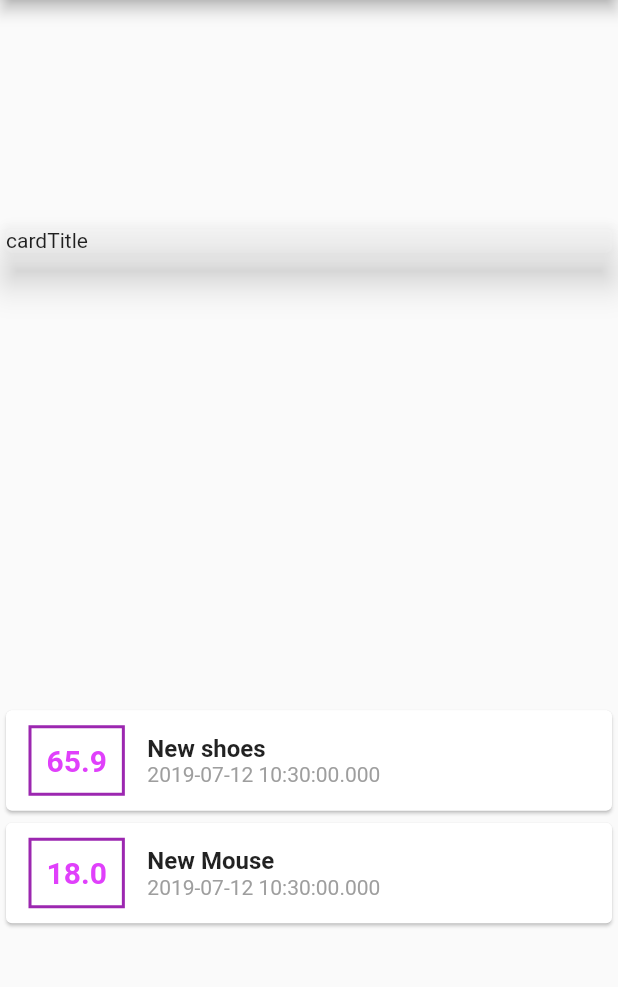
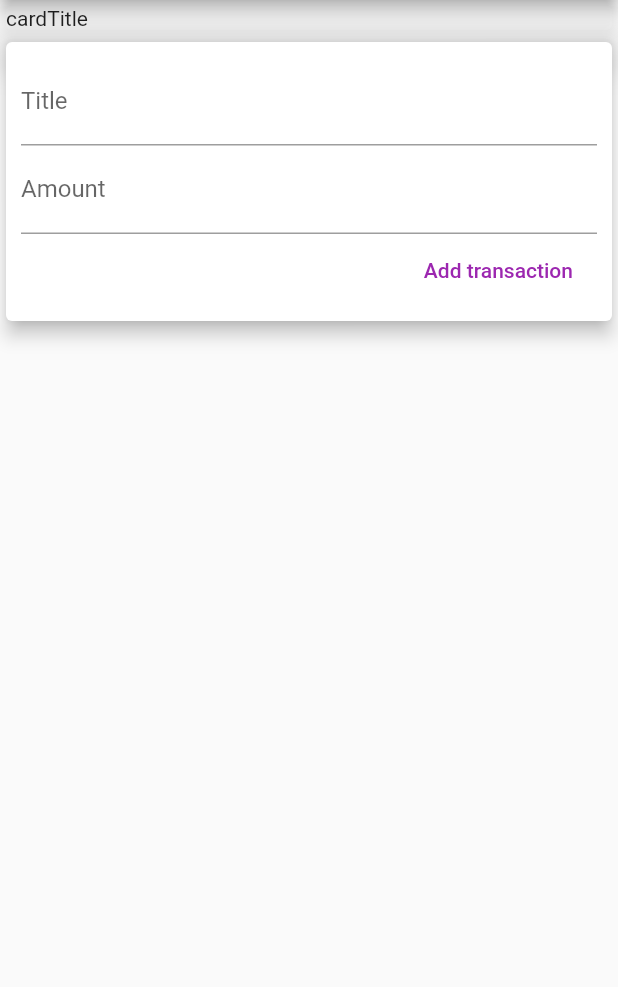
Before and after one commit to supertrens/Flutter_Exploring, a Flutter app: the screen it shows after launch, on a phone screen of 412 x 824 dp, the part 84-1071 px from its top. Run offline on Flutter 3.47's test engine with Material 2 defaults, Android fonts, the phone set to English and light mode, and no system bars.

Commit message:
styling the transaction card

```diff
--- a/personal_expenses_app/lib/card.dart
+++ /dev/null
@@ -1,21 +0,0 @@
-import 'package:flutter/material.dart';
-
-class MyCard extends StatelessWidget {
-  final String cardTitle;
-
-  MyCard(this.cardTitle);
-
-  @override
-  Widget build(BuildContext context) {
-    return Container(
-      width: double.infinity,
-      child: Card(
-        color: Colors.white12,
-        child: Container(
-          child: Text(cardTitle),
-        ),
-        elevation: 10,
-      ),
-    );
-  }
-}
--- a/personal_expenses_app/lib/main.dart
+++ b/personal_expenses_app/lib/main.dart
@@ -1,7 +1,6 @@
 import 'package:flutter/material.dart';
 
-import './card.dart';
-import './transaction.dart';
+import './widgets/user_transaction.dart';
 
 void main() => runApp(MyApp());
 
@@ -16,23 +15,16 @@ class MyApp extends StatelessWidget {
 }
 
 class MyHomePage extends StatelessWidget {
-  static Transaction trx1 = Transaction(
-      id: "t1", title: "New shoes", amount: 65.9, date: DateTime.now());
-
-  static Transaction trx2 = Transaction(
-      id: "t2", title: "New Mouse", amount: 18, date: DateTime.now());
-
-  final List<Transaction> transactions = [trx1, trx2];
-
   @override
   Widget build(BuildContext context) {
     return Scaffold(
       appBar: AppBar(
         title: Text('Expense App'),
       ),
-      body: Column(
-        mainAxisAlignment: MainAxisAlignment.spaceAround,
-        crossAxisAlignment: CrossAxisAlignment.center,
+      body: SafeArea(
+        child: SingleChildScrollView(
+          child: Column(
+            crossAxisAlignment: CrossAxisAlignment.stretch,
             children: <Widget>[
               Container(
                 width: double.infinity,
@@ -44,52 +36,10 @@ class MyHomePage extends StatelessWidget {
                   elevation: 10,
                 ),
               ),
-          Column(
-            children: transactions.map((tx) {
-              return Card(
-                  child: Row(
-                children: <Widget>[
-                  Container(
-                    padding: EdgeInsets.all(10),
-                    margin: EdgeInsets.symmetric(vertical: 10, horizontal: 15),
-                    decoration: BoxDecoration(
-                      border: Border.all(
-                        color: Colors.purple,
-                        width: 2,
+              UserTransactions(),
+            ],
           ),
         ),
-                    child: Text(
-                      tx.amount.toString(),
-                      style: TextStyle(
-                        fontWeight: FontWeight.bold,
-                        fontSize: 20,
-                        color: Colors.purpleAccent,
-                      ),
-                    ),
-                  ),
-                  Column(
-                    crossAxisAlignment: CrossAxisAlignment.start,
-                    children: <Widget>[
-                      Text(
-                        tx.title ,
-                        style: TextStyle(
-                          fontSize: 16,
-                          fontWeight: FontWeight.bold,
-                         ),
-                        ),
-                      Text(
-                        tx.date.toString(),
-                        style: TextStyle(
-                          color: Colors.grey
-                        ),
-                      ),
-                    ],
-                  )
-                ],
-              ));
-            }).toList(),
-          )
-        ],
       ),
     );
   }
--- /dev/null
+++ b/personal_expenses_app/lib/widgets/new_transaction.dart
@@ -0,0 +1,51 @@
+import 'package:flutter/material.dart';
+
+import '../models/transaction.dart';
+
+class NewTransaction extends StatelessWidget {
+
+  final titleController = TextEditingController();
+  final amountController = TextEditingController();
+
+  final Function addNewTransactionHandler;
+
+  NewTransaction(this.addNewTransactionHandler);
+
+  void newTransaction() {
+    Transaction newTransaction = Transaction(
+        id: "t1",
+        title: titleController.text,
+        amount: double.tryParse(amountController.text) ?? 0,
+        date: DateTime.now());
+
+        addNewTransactionHandler(newTransaction);
+  }
+
+  @override
+  Widget build(BuildContext context) {
+    return Card(
+      elevation: 5,
+      child: Container(
+        padding: EdgeInsets.all(10),
+        child: Column(
+          crossAxisAlignment: CrossAxisAlignment.end,
+          children: <Widget>[
+            TextField(
+              decoration: InputDecoration(labelText: "Title"),
+              controller: titleController,
+            ),
+            TextField(
+              decoration: InputDecoration(labelText: "Amount"),
+              controller: amountController,
+            ),
+            FlatButton(
+              child: Text('Add transaction'),
+              textColor: Colors.purple,
+              onPressed: newTransaction,
+            )
+          ],
+        ),
+      ),
+    );
+  }
+}
--- /dev/null
+++ b/personal_expenses_app/lib/widgets/transaction_list.dart
@@ -0,0 +1,65 @@
+import 'package:flutter/material.dart';
+import 'package:intl/intl.dart';
+
+import '../models/transaction.dart';
+
+class TransactionList extends StatelessWidget {
+  final List<Transaction> transactions;
+
+  TransactionList(this.transactions);
+
+  @override
+  Widget build(BuildContext context) {
+    return Container(
+      height: 300,
+      child: ListView.builder(
+        itemBuilder: (ctx, index){
+          return buildCard(transactions[index]);
+        },
+        itemCount: transactions.length,
+      ),
+    );
+  }
+
+  Card buildCard(Transaction tx) {
+    return Card(
+            child: Row(
+          children: <Widget>[
+            Container(
+              padding: EdgeInsets.all(10),
+              margin: EdgeInsets.symmetric(vertical: 10, horizontal: 15),
+              decoration: BoxDecoration(
+                border: Border.all(
+                  color: Colors.purple,
+                  width: 2,
+                ),
+              ),
+              child: Text(
+                "\$${tx.amount}",
+                style: TextStyle(
+                  fontWeight: FontWeight.bold,
+                  fontSize: 20,
+                  color: Colors.purpleAccent,
+                ),
+              ),
+            ),
+            Column(
+              crossAxisAlignment: CrossAxisAlignment.start,
+              children: <Widget>[
+                Text(
+                  tx.title,
+                  style: TextStyle(
+                    fontSize: 16,
+                    fontWeight: FontWeight.bold,
+                  ),
+                ),
+                Text(
+                  DateFormat.yMMMd().format(tx.date),
+                  style: TextStyle(color: Colors.grey),
+                ),
+              ],
+            )
+          ],
+        ));
+  }
+}
--- /dev/null
+++ b/personal_expenses_app/lib/widgets/user_transaction.dart
@@ -0,0 +1,30 @@
+import 'package:flutter/material.dart';
+
+import '../widgets/new_transaction.dart';
+import '../widgets/transaction_list.dart';
+import '../models/transaction.dart';
+
+class UserTransactions extends StatefulWidget {
+  @override
+  _UserTransactionsState createState() => _UserTransactionsState();
+}
+
+class _UserTransactionsState extends State<UserTransactions> {
+  final List<Transaction> _userTransactions =[];
+
+    void _addNewTransaction(newTransaction) {
+      setState(() {
+        _userTransactions.add(newTransaction);
+      });
+  }
+
+  @override
+  Widget build(BuildContext context) {
+    return Column(
+      children:[
+        NewTransaction(_addNewTransaction),
+        TransactionList(_userTransactions),
+      ],
+    );
+  }
+}
--- a/personal_expenses_app/pubspec.yaml
+++ b/personal_expenses_app/pubspec.yaml
@@ -19,6 +19,7 @@ environment:
 dependencies:
   flutter:
     sdk: flutter
+  intl: ^0.15.8
 
   # The following adds the Cupertino Icons font to your application.
   # Use with the CupertinoIcons class for iOS style icons.
```
Also changed, not shown: personal_expenses_app/lib/models/transaction.dart (renamed from personal_expenses_app/lib/transaction.dart), personal_expenses_app/pubspec.lock. Lines whose indentation alone changed are shown as unchanged.
